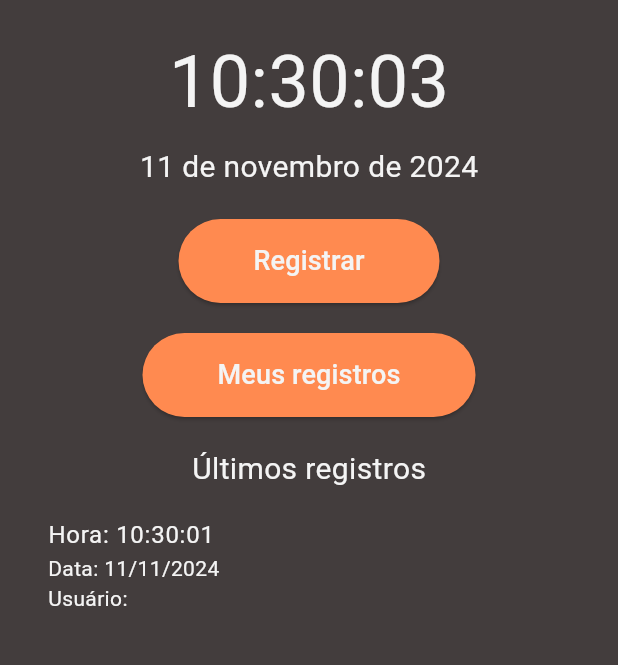
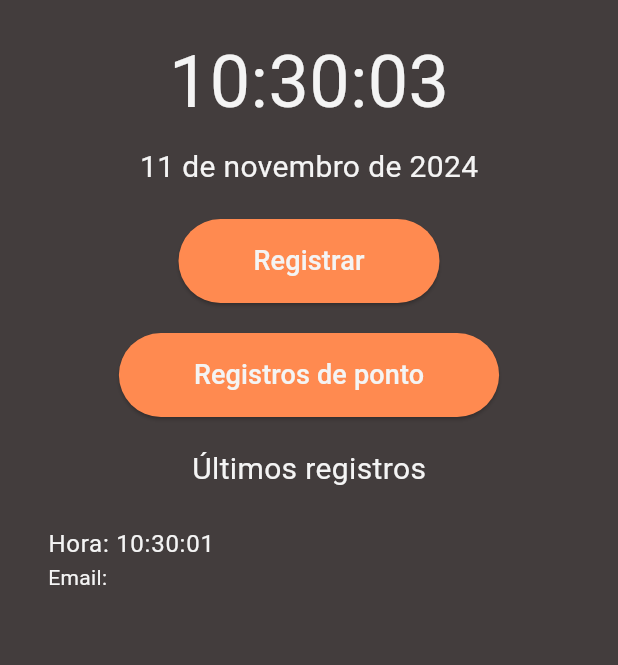
Before and after one commit to Vitor-HenriqueP/on_time, a Flutter app: the MyHomePage screen opened by its route, after a tap on "Registrar", on a phone screen of 412 x 824 dp, the part 258-923 px from its top. Run offline on Flutter 3.47's test engine with Material 3 defaults, Android fonts, the phone set to English and light mode, and no system bars; our stand-ins replace cloud_firestore, firebase_auth, firebase_core, shared_preferences; missing offline and left inert: dart:html; accounts and stored records are empty.

Commit message:
Home adjustment

```diff
--- a/lib/home.dart
+++ b/lib/home.dart
@@ -234,11 +234,12 @@ class _MyHomePageState extends State<MyHomePage> {
               ),
             ),
             const SizedBox(height: 20),
+            // Condicional para esconder o botão de registrar ponto
+            if (userEmail != 'teste@teste.com.br')
               ElevatedButton(
                 style: ElevatedButton.styleFrom(
                   backgroundColor: const Color(0xFFFF8A50),
-                padding:
-                    const EdgeInsets.symmetric(horizontal: 50, vertical: 15),
+                  padding: const EdgeInsets.symmetric(horizontal: 50, vertical: 15),
                 ),
                 onPressed: () async {
                   final user = FirebaseAuth.instance.currentUser;
@@ -258,8 +259,7 @@ class _MyHomePageState extends State<MyHomePage> {
             ElevatedButton(
               style: ElevatedButton.styleFrom(
                 backgroundColor: const Color(0xFFFF8A50),
-                padding:
-                    const EdgeInsets.symmetric(horizontal: 50, vertical: 15),
+                padding: const EdgeInsets.symmetric(horizontal: 50, vertical: 15),
               ),
               onPressed: () {
                 Navigator.push(
@@ -268,7 +268,7 @@ class _MyHomePageState extends State<MyHomePage> {
                 );
               },
               child: const Text(
-                'Meus registros',
+                'Registros de ponto',
                 style: TextStyle(color: Color(0xFFF4F4F4), fontSize: 18),
               ),
             ),
@@ -329,7 +329,7 @@ class _MyHomePageState extends State<MyHomePage> {
                           style: const TextStyle(color: Color(0xFFF4F4F4)),
                         ),
                         subtitle: Text(
-                          'Data: ${DateFormat('dd/MM/yyyy').format(hora)}\nUsuário: $email',
+                          'Email: $email',
                           style: const TextStyle(color: Color(0xFFF4F4F4)),
                         ),
                       );
```
Also changed, not shown: 1 other file. Lines whose indentation alone changed are shown as unchanged.
